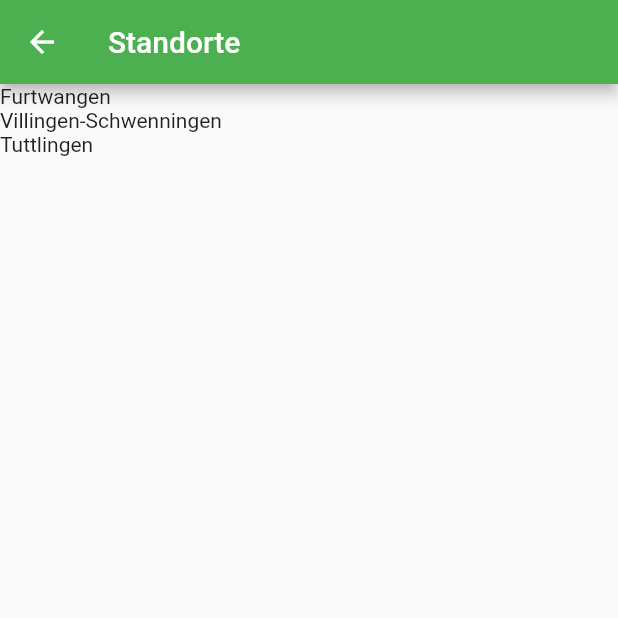
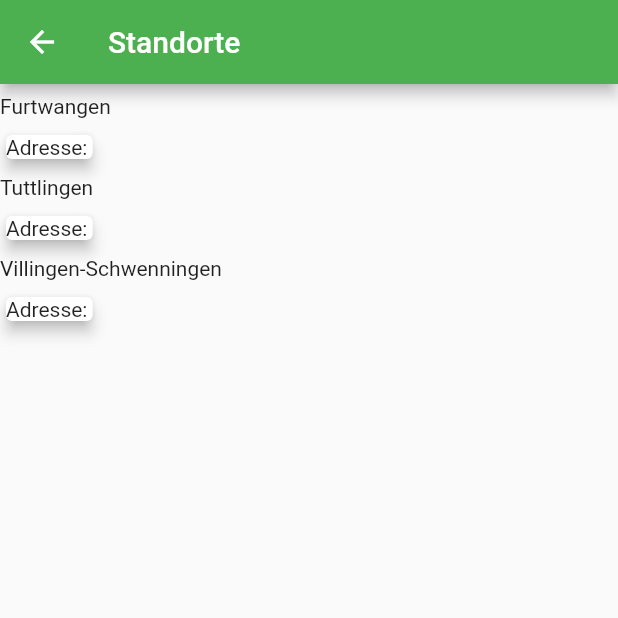
Before and after one commit to GiuLive13/hfu_app2, a Flutter app: the screen it shows after launch, item 3 of the bottom bar chosen, scrolled down 576 dp, after a tap on "Hier loslegen", on a phone screen of 412 x 824 dp, the top half of it. Run offline on Flutter 3.47's test engine with Material 2 defaults, Android fonts, the phone set to English and light mode, and no system bars; our stand-ins replace cloud_firestore, email_validator, firebase_auth, firebase_core; accounts and stored records are empty.

```diff
--- a/lib/main.dart
+++ b/lib/main.dart
@@ -1,4 +1,5 @@
 import 'package:firebase_core/firebase_core.dart';
+import 'package:flutter/cupertino.dart';
 import 'package:flutter/material.dart';
 import 'package:hfu_app2/userController/authPage.dart';
 import 'package:hfu_app2/userController/utils.dart';
@@ -9,7 +10,6 @@ import 'dropdownDir/settings.dart';
 import 'home.dart';
 import 'menu.dart';
 import 'userController/utils.dart';
-
 
 
 Future<void> main() async {
@@ -40,18 +40,19 @@ class HfuApp extends StatelessWidget {
             builder: (context, snapshot) {
               if (snapshot.hasError) {
                 print('You have an error! ${snapshot.error.toString()}');
-                return Text('Something went wrong!');
+                return const Text('Something went wrong!');
               } else if (snapshot.hasData) {
                 return HomeScreen();
               } else {
-                return Center(
+                return const Center(
                     child: SizedBox(
-                  width: 30,
-                  height: 30,
-                  child: CircularProgressIndicator(),
-                ));
+                      width: 30,
+                      height: 30,
+                      child: CircularProgressIndicator(),
+                    ));
               }
-            }));
+            })
+    );
   }
 }
 
--- a/lib/menu.dart
+++ b/lib/menu.dart
@@ -116,9 +116,9 @@ class Menu extends StatelessWidget {
                   //  trailing: Icon(Icons.launch),
                 ),
                 SizedBox(
-                  height: 140.0,
+                  height: 110.0,
                   child: Image.asset(
-                    'assets/images/beispiel.png', // Mapstyle-Bild
+                    'assets/images/locations.jpg', // Mapstyle-Bild
                   ),
                 ),
                 Container(
--- a/lib/menuDir/location.dart
+++ b/lib/menuDir/location.dart
@@ -11,23 +11,48 @@ class Location extends StatelessWidget {
           title: const Text('Standorte'),
         ),
         body: ListView(
+          scrollDirection: Axis.vertical,
           children: [
             Row(
               children: const [
                 Text("Furtwangen"),
+                SizedBox(height: 30),
               ],
             ),
             Row(
-              children: const [
-                Text("Villingen-Schwenningen"),
+              children: [
+                Card(
+                  elevation: 4.0,
+                  child: Text("Adresse: "),
+                )
               ],
             ),
             Row(
               children: const [
                 Text("Tuttlingen"),
+                SizedBox(height: 30),
               ],
-            )
+            ),
+            Row(children: [
+              Card(
+                elevation: 4.0,
+                child: Text("Adresse: "),
+              ),
+            ]),
+            Row(
+              children: const [
+                Text("Villingen-Schwenningen"),
+                SizedBox(height: 30),
+              ],
+            ),
+            Row(children: [
+              Card(
+                elevation: 4.0,
+                child: Text("Adresse: "),
+              ),
+            ])
           ],
-        ));
+        )
+    );
   }
 }
--- a/pubspec.yaml
+++ b/pubspec.yaml
@@ -45,6 +45,8 @@ dependencies:
   # The following adds the Cupertino Icons font to your application.
   # Use with the CupertinoIcons class for iOS style icons.
   cupertino_icons: ^1.0.2
+
+  # Webansicht
   url_launcher: ^6.0.20
 
 dev_dependencies:
```
Also changed, not shown: lib/addEntry.dart (+2 -8 lines), lib/entry.dart (+8 -7 lines), lib/userController/login.dart (+8 -10 lines), assets/images/locations.jpg (added).
